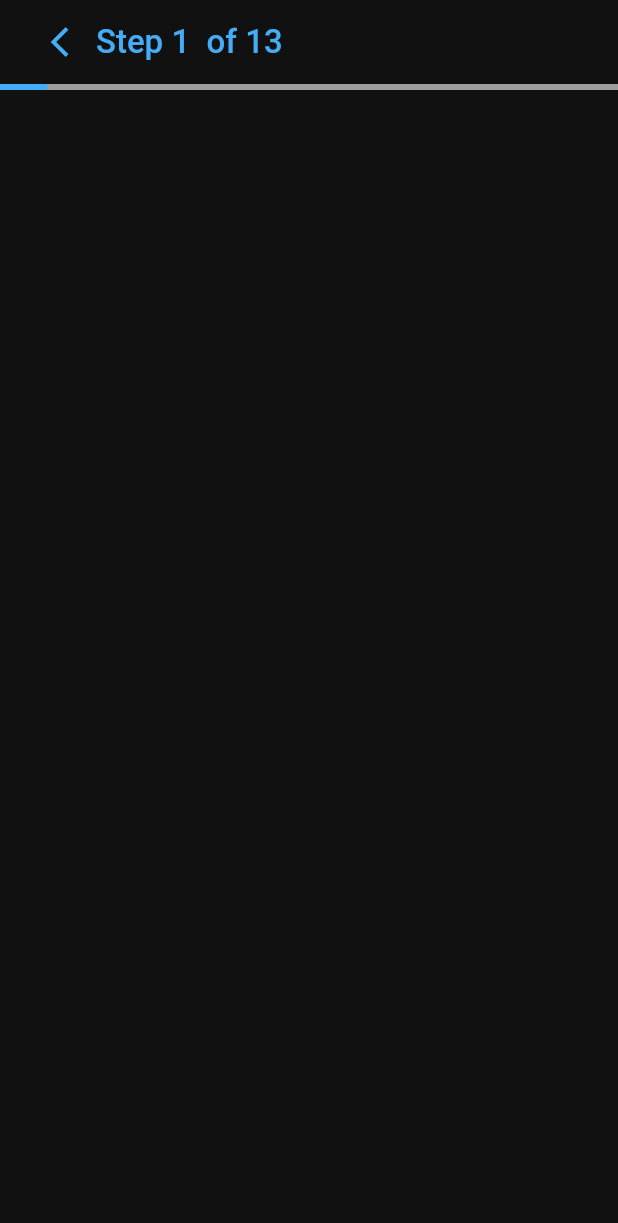
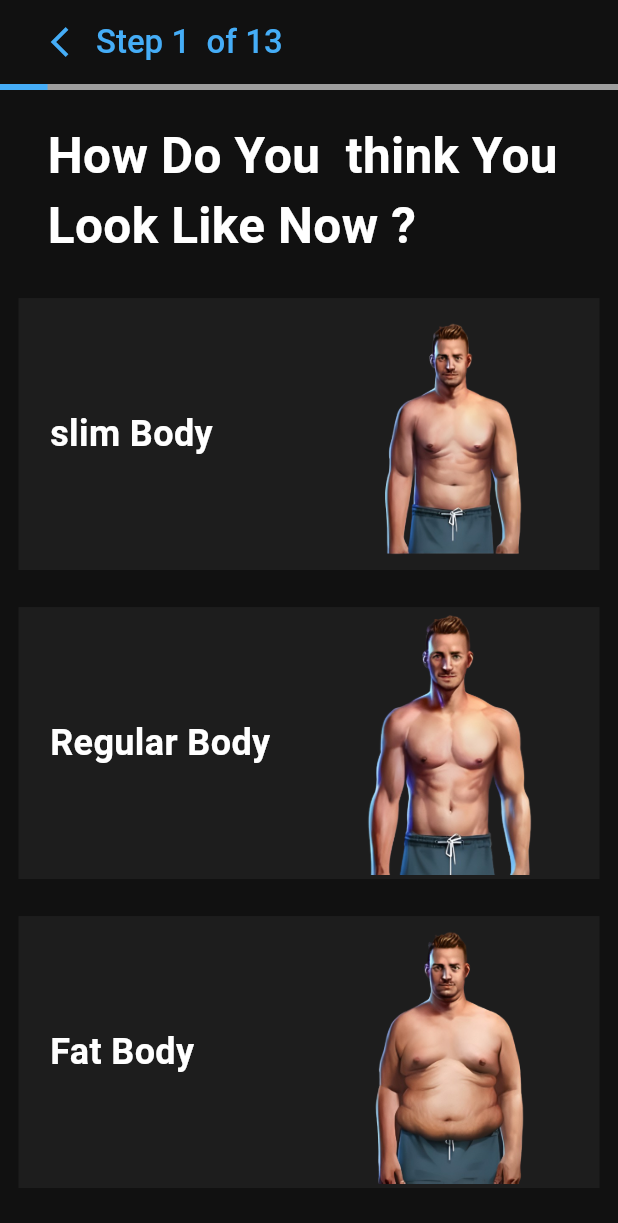
Before and after one commit to ZnaidiLV1/GymApp, a Flutter app: the RateYourself screen opened directly, on a phone screen of 412 x 824 dp. Shown: the top 1223 px of the screen. Run offline on Flutter 3.47's test engine with Material 3 defaults, Android fonts, the phone set to English and light mode, and no system bars; our stand-ins replace flutter_bloc.

Commit message:
Rate Yourself Added

```diff
--- a/analysis_options.yaml
+++ b/analysis_options.yaml
@@ -9,7 +9,7 @@
 # packages, and plugins designed to encourage good coding practices.
 analyzer:
   errors:
-    non_constant_identifier_names: ignore
+    non_constant_identifier_names: ignore ignore
     prefer_const_constructors: ignore
     prefer_const_literals_to_create_immutables: ignore
     sized ignore_box_for_whitespace: ignore
--- /dev/null
+++ b/lib/core/shared/AppbarSteps.dart
@@ -0,0 +1,35 @@
+import 'package:flutter/material.dart';
+import 'package:flutter_bloc/flutter_bloc.dart';
+import 'package:gym_app/core/constant/colors.dart';
+import 'package:gym_app/stateManagement/features/StepsCubit.dart';
+
+class Appbarsteps extends StatelessWidget {
+  const Appbarsteps({super.key});
+
+  @override
+  Widget build(BuildContext context) {
+    return Row(
+          children: [
+            IconButton(
+                onPressed: () {
+                  context.read<StepsCubit>().previousStep();
+                  Navigator.of(context).pop();
+                },
+                icon: Icon(
+                  Icons.arrow_back_ios_sharp,
+                  color: ConstColors.primaryColor,
+                )),
+            BlocBuilder<StepsCubit, int>(
+                builder: (BuildContext context, int state) {
+              return Text(
+                "Step ${state}  of 13",
+                style: TextStyle(
+                    color: ConstColors.primaryColor,
+                    fontSize: 22,
+                    fontWeight: FontWeight.w500),
+              );
+            }),
+          ],
+        );
+  }
+}
--- a/lib/main.dart
+++ b/lib/main.dart
@@ -5,6 +5,7 @@ import 'package:flutter_bloc/flutter_bloc.dart';
 import 'package:gym_app/stateManagement/features/DotsFeature.dart';
 import 'package:gym_app/stateManagement/features/GenderCubit.dart';
 import 'package:gym_app/stateManagement/features/MainGoalCubit.dart';
+import 'package:gym_app/stateManagement/features/RateYourselCubit.dart';
 import 'package:gym_app/stateManagement/features/StepsCubit.dart';
 import 'package:gym_app/stateManagement/global/auth/SignUpCubit.dart';
 import 'package:gym_app/view/screen/Auth/MainGoal.dart';
@@ -25,6 +26,7 @@ class MyApp extends StatelessWidget {
         BlocProvider(create: (_)=>SignUpCubit()),
         BlocProvider(create: (_)=>StepsCubit()),
         BlocProvider(create: (_)=>Maingoalcubit()),
+        BlocProvider(create: (_)=>Rateyourselcubit()),
       ],
       child: MaterialApp(
         debugShowCheckedModeBanner: false,
--- /dev/null
+++ b/lib/stateManagement/features/RateYourselCubit.dart
@@ -0,0 +1,15 @@
+
+import 'package:flutter_bloc/flutter_bloc.dart';
+
+class Rateyourselcubit extends Cubit<String> {
+  Rateyourselcubit() : super("");
+  void slimEmit() {
+    emit("slim");
+  }
+  void regularEmit() {
+    emit("regular");
+  }
+  void fatEmit() {
+    emit("fat");
+  }
+}
--- a/lib/view/screen/Auth/MainGoal.dart
+++ b/lib/view/screen/Auth/MainGoal.dart
@@ -2,6 +2,7 @@ import 'package:flutter/material.dart';
 import 'package:flutter/widgets.dart';
 import 'package:flutter_bloc/flutter_bloc.dart';
 import 'package:gym_app/core/constant/colors.dart';
+import 'package:gym_app/core/shared/AppbarSteps.dart';
 import 'package:gym_app/core/shared/ProgressIndicator.dart';
 import 'package:gym_app/core/shared/navigator_utils.dart';
 import 'package:gym_app/stateManagement/features/MainGoalCubit.dart';
@@ -20,29 +21,7 @@ class MainGoal extends StatelessWidget {
         leading: null,
         automaticallyImplyLeading: true,
         backgroundColor: ConstColors.bg,
-        title: Row(
-          children: [
-            IconButton(
-                onPressed: () {
-                  context.read<StepsCubit>().previousStep();
-                  Navigator.of(context).pop();
-                },
-                icon: Icon(
-                  Icons.arrow_back_ios_sharp,
-                  color: ConstColors.primaryColor,
-                )),
-            BlocBuilder<StepsCubit, int>(
-                builder: (BuildContext context, int state) {
-              return Text(
-                "Step ${state}  of 13",
-                style: TextStyle(
-                    color: ConstColors.primaryColor,
-                    fontSize: 22,
-                    fontWeight: FontWeight.w500),
-              );
-            }),
-          ],
-        ),
+        title: Appbarsteps(),
       ),
       body: Column(
         children: [
--- a/lib/view/screen/Auth/RateYourself.dart
+++ b/lib/view/screen/Auth/RateYourself.dart
@@ -1,8 +1,12 @@
 import 'package:flutter/material.dart';
 import 'package:flutter_bloc/flutter_bloc.dart';
 import 'package:gym_app/core/constant/colors.dart';
+import 'package:gym_app/core/shared/AppbarSteps.dart';
 import 'package:gym_app/core/shared/ProgressIndicator.dart';
+import 'package:gym_app/core/shared/navigator_utils.dart';
+import 'package:gym_app/stateManagement/features/RateYourselCubit.dart';
 import 'package:gym_app/stateManagement/features/StepsCubit.dart';
+import 'package:gym_app/view/widget/steps/RateYourself/RateYourselfContainer.dart';
 
 class RateYourself extends StatelessWidget {
   const RateYourself({super.key});
@@ -13,33 +17,90 @@ class RateYourself extends StatelessWidget {
       appBar: AppBar(
         automaticallyImplyLeading: false,
         backgroundColor: ConstColors.bg,
-        title: Row(
-          children: [
-            IconButton(
-                onPressed: () {
-                  context.read<StepsCubit>().previousStep();
-                  Navigator.of(context).pop();
-                },
-                icon: Icon(
-                  Icons.arrow_back_ios_sharp,
-                  color: ConstColors.primaryColor,
-                )),
-            BlocBuilder<StepsCubit, int>(
-                builder: (BuildContext context, int state) {
-              return Text(
-                "Step ${state}  of 13",
-                style: TextStyle(
-                    color: ConstColors.primaryColor,
-                    fontSize: 22,
-                    fontWeight: FontWeight.w500),
-              );
-            }),
-          ],
-        ),
+        title: Appbarsteps(),
       ),
       backgroundColor: ConstColors.bg,
       body: Column(
-        children: [Progressindicator()],
+        children: [
+          Progressindicator(),
+          Container(
+            padding: EdgeInsets.only(top: 20),
+            child: Text(
+              "How Do You  think You \nLook Like Now ?",
+              style: TextStyle(
+                  fontSize: 33,
+                  fontWeight: FontWeight.bold,
+                  color: Colors.white),
+            ),
+          ),
+          BlocBuilder<Rateyourselcubit, String>(
+              builder: (BuildContext context, String state) {
+            return Column(
+              children: [
+                RateYourselfContainer(
+                    imageAsset: "images/averge.png",
+                    MainText: "slim Body",
+                    border: Border.all(
+                      color: state == "regular"
+                          ? ConstColors.primaryColor
+                          : ConstColors.secondaryColor,
+                      width: 3,
+                    ),
+                    ontapVoid: () {
+                      context.read<Rateyourselcubit>().regularEmit();
+                      context.read<StepsCubit>().nextStep();
+                      NavigatorUtils.pushWithTransition(
+                        context,
+                        RateYourself(),
+                        begin: Offset(1.0, 0.0),
+                        curve: Curves.easeInOut,
+                        duration: Duration(seconds: 1),
+                      );
+                    }),
+                RateYourselfContainer(
+                    imageAsset: "images/slim.png",
+                    MainText: "Regular Body",
+                    border: Border.all(
+                      color: state == "slim"
+                          ? ConstColors.primaryColor
+                          : ConstColors.secondaryColor,
+                      width: 3,
+                    ),
+                    ontapVoid: () {
+                      context.read<Rateyourselcubit>().slimEmit();
+                      context.read<StepsCubit>().nextStep();
+                      NavigatorUtils.pushWithTransition(
+                        context,
+                        RateYourself(),
+                        begin: Offset(1.0, 0.0),
+                        curve: Curves.easeInOut,
+                        duration: Duration(seconds: 1),
+                      );
+                    }),
+                RateYourselfContainer(
+                    imageAsset: "images/fat.png",
+                    MainText: "Fat Body",
+                    border: Border.all(
+                      color: state == "fat"
+                          ? ConstColors.primaryColor
+                          : ConstColors.secondaryColor,
+                      width: 3,
+                    ),
+                    ontapVoid: () {
+                      context.read<Rateyourselcubit>().fatEmit();
+                      context.read<StepsCubit>().nextStep();
+                      NavigatorUtils.pushWithTransition(
+                        context,
+                        RateYourself(),
+                        begin: Offset(1.0, 0.0),
+                        curve: Curves.easeInOut,
+                        duration: Duration(seconds: 1),
+                      );
+                    }),
+              ],
+            );
+          })
+        ],
       ),
     );
   }
--- /dev/null
+++ b/lib/view/widget/steps/RateYourself/RateYourselfContainer.dart
@@ -0,0 +1,66 @@
+import 'package:flutter/material.dart';
+import 'package:gym_app/core/constant/colors.dart';
+
+class RateYourselfContainer extends StatelessWidget {
+  final String imageAsset;
+  final String MainText;
+  final BoxBorder border;
+  final VoidCallback ontapVoid;
+
+  RateYourselfContainer({
+    Key? key,
+    required this.imageAsset,
+    required this.MainText,
+    required this.border,
+    required this.ontapVoid,
+  }) : super(key: key);
+
+  @override
+  Widget build(BuildContext context) {
+    return Padding(
+      padding: EdgeInsets.only(
+        top: MediaQuery.of(context).size.height * 0.03,
+        left: MediaQuery.of(context).size.width * 0.03,
+        right: MediaQuery.of(context).size.width * 0.03,
+      ),
+      child: InkWell(
+        onTap: ontapVoid,
+        child: Container(
+          decoration: BoxDecoration(
+            color: ConstColors.secondaryColor,
+            border: border,
+          ),
+          height: MediaQuery.of(context).size.height * 0.22,
+          child: Row(
+            children: [
+              Expanded(
+                child: Padding(
+                  padding: const EdgeInsets.only(left: 18.0),
+                  child: Column(
+                    crossAxisAlignment: CrossAxisAlignment.start,
+                    mainAxisAlignment: MainAxisAlignment.center,
+                    children: [
+                      Text(
+                        MainText,
+                        style: TextStyle(
+                          color: Colors.white,
+                          fontWeight: FontWeight.bold,
+                          fontSize: 24,
+                        ),
+                      ),
+                    ],
+                  ),
+                ),
+              ),
+              Expanded(
+                child: Container(
+                  child: Image.asset(imageAsset),
+                ),
+              ),
+            ],
+          ),
+        ),
+      ),
+    );
+  }
+}
```
Also changed, not shown: images/averge.png (added), images/fat.png, images/slim.png (added).
